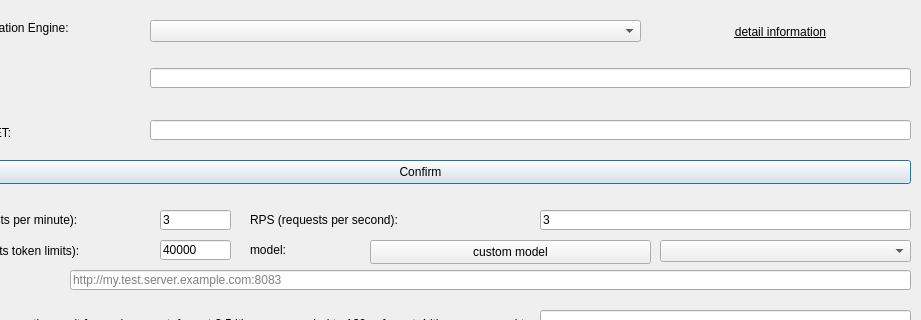
Qt form src/engine.ui (anonymousException/renpy-translator) before a commit; both pictures show x 90 to 1011 and y 0 to 320 of the 1011 by 510 pixel window.
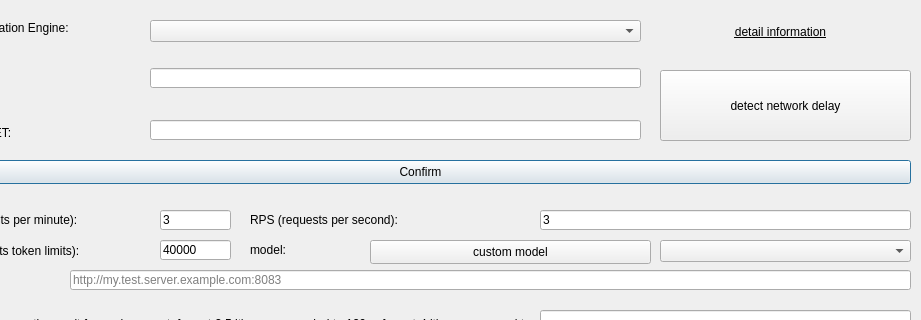
The same form after that commit.

Commit message:
<feature> support detect network delay for each translation engine
update version to v2.3.9

The edit to the form file:
```diff
--- a/src/engine.ui
+++ b/src/engine.ui
@@ -60,7 +60,7 @@
     <rect>
      <x>240</x>
      <y>68</y>
-     <width>761</width>
+     <width>491</width>
      <height>20</height>
     </rect>
    </property>
@@ -86,7 +86,7 @@
     <rect>
      <x>240</x>
      <y>120</y>
-     <width>761</width>
+     <width>491</width>
      <height>20</height>
     </rect>
    </property>
@@ -356,6 +356,19 @@
     <set>Qt::AlignCenter</set>
    </property>
   </widget>
+  <widget class="QPushButton" name="detectButton">
+   <property name="geometry">
+    <rect>
+     <x>750</x>
+     <y>70</y>
+     <width>251</width>
+     <height>71</height>
+    </rect>
+   </property>
+   <property name="text">
+    <string>detect network delay</string>
+   </property>
+  </widget>
  </widget>
  <resources/>
  <connections/>
```
Left out of the diff: 3 changed lines with no effect on the pictures. The commit also changes 33 other files.
